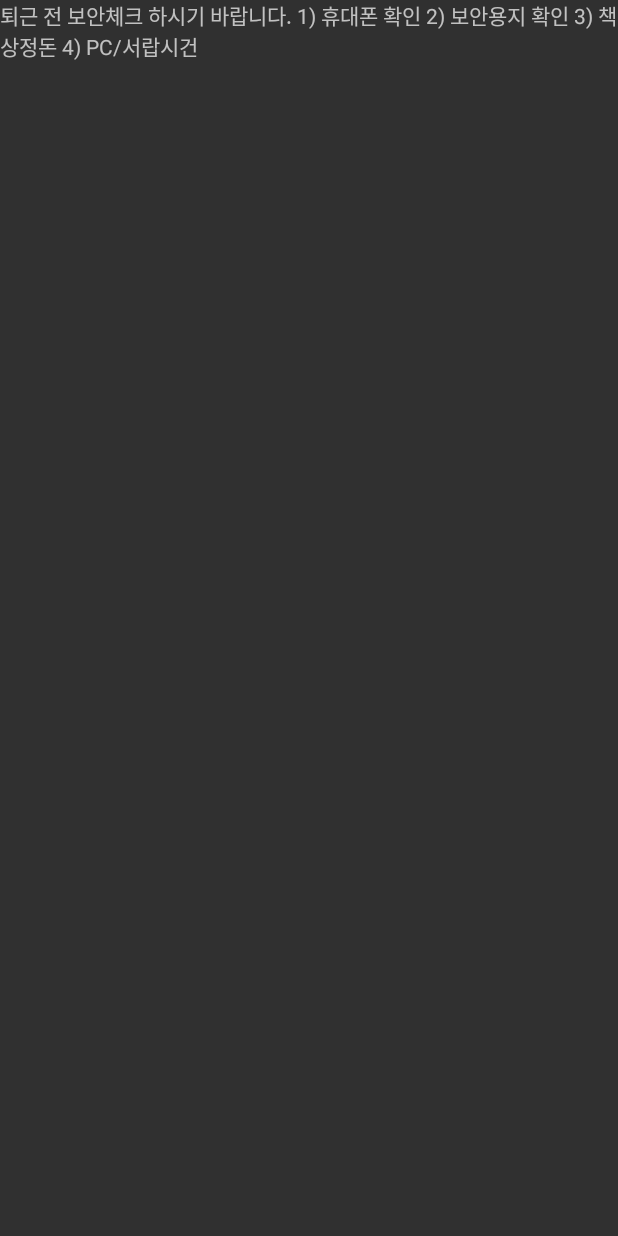
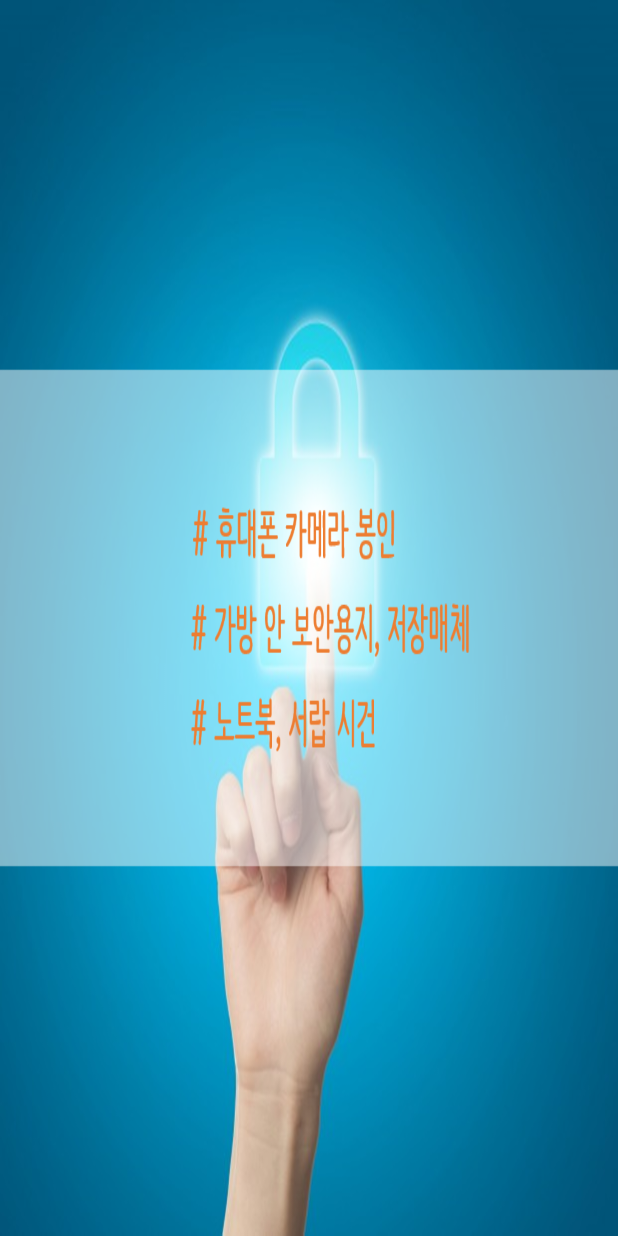
Before and after one commit to jenyo0/securityAlarm, an Android app: the screen it shows after launch (MainActivity), on a phone screen of 412 x 824 dp. Run offline under Robolectric (Android 15) with nearby library versions, the phone set to English and light mode, and no system bars.

Commit message:
조회조건 이벤트 수정

```diff
--- a/src/main/AndroidManifest.xml
+++ b/src/main/AndroidManifest.xml
@@ -8,7 +8,7 @@
 
     <application
         android:allowBackup="true"
-        android:icon="@mipmap/ic_launcher"
+        android:icon="@drawable/warnig_icon"
         android:label="@string/app_name"
         android:roundIcon="@mipmap/ic_launcher_round"
         android:supportsRtl="true"
--- a/src/main/java/samsungkh/com/kh_alarm/MainActivity.java
+++ b/src/main/java/samsungkh/com/kh_alarm/MainActivity.java
@@ -11,12 +11,13 @@ import android.os.Build;
 import android.os.Bundle;
 import android.support.v7.app.AppCompatActivity;
 import android.util.Log;
+import android.widget.ImageView;
 
 public class MainActivity extends AppCompatActivity {
 
     DevicePolicyManager deviceMgr;
     ComponentName comp;
-    private ComponentName mAdminComponentName;
+    ImageView imgView;
 
    @TargetApi(Build.VERSION_CODES.LOLLIPOP)
     @Override
@@ -29,6 +30,9 @@ public class MainActivity extends AppCompatActivity {
 
         setContentView(R.layout.activity_main);
         Log.d("jojo", "onCreate");
+
+       imgView = (ImageView) findViewById(R.id.main_img);
+       imgView.setBackgroundResource(R.drawable.sec_1);
 
         if (!deviceMgr.isAdminActive(comp)) {
             Log.d("jojo", "Main :admin is false");
--- a/src/main/res/layout/activity_main.xml
+++ b/src/main/res/layout/activity_main.xml
@@ -6,8 +6,8 @@
     android:orientation="vertical"
     tools:context=".MainActivity">
 
-    <TextView
+    <ImageView
+        android:id="@+id/main_img"
         android:layout_width="match_parent"
-        android:layout_height="match_parent"
-        android:text="퇴근 전 보안체크 하시기 바랍니다. 1) 휴대폰 확인 2) 보안용지 확인 3) 책상정돈 4) PC/서랍시건"/>
+        android:layout_height="match_parent" />
 </LinearLayout>
--- a/src/main/res/values/strings.xml
+++ b/src/main/res/values/strings.xml
@@ -1,6 +1,6 @@
 <resources>
-    <string name="app_name">SangsungSDS</string>
-    <string name="title">보안체크!</string>
+    <string name="app_name">보안알림앱</string>
+    <string name="title">보안체크</string>
     <string name="desc">퇴근 전 보안체크 하시기 바랍니다. 1) 휴대폰 확인 2) 보안용지 확인 3) 책상정돈 4) PC/서랍시건</string>
     <string name="uninstall">SecurityApp Uninstaller </string>
     <string name="devicePolicyManagerMessage">This Kihueng Alarm App to active DeviceAdmin. This app uses only [Force Prevent Uninstalling] function. If you want to remove it, you must use Uninstaller that is installed with it. </string>
```
Also changed, not shown: src/main/java/samsungkh/com/kh_alarm/BroadCaseD.java (+17 -2 lines), src/main/res/drawable/sec_1.png (added), src/main/res/drawable/sec_2.png (added), src/main/res/drawable/sec_3.png (added).
